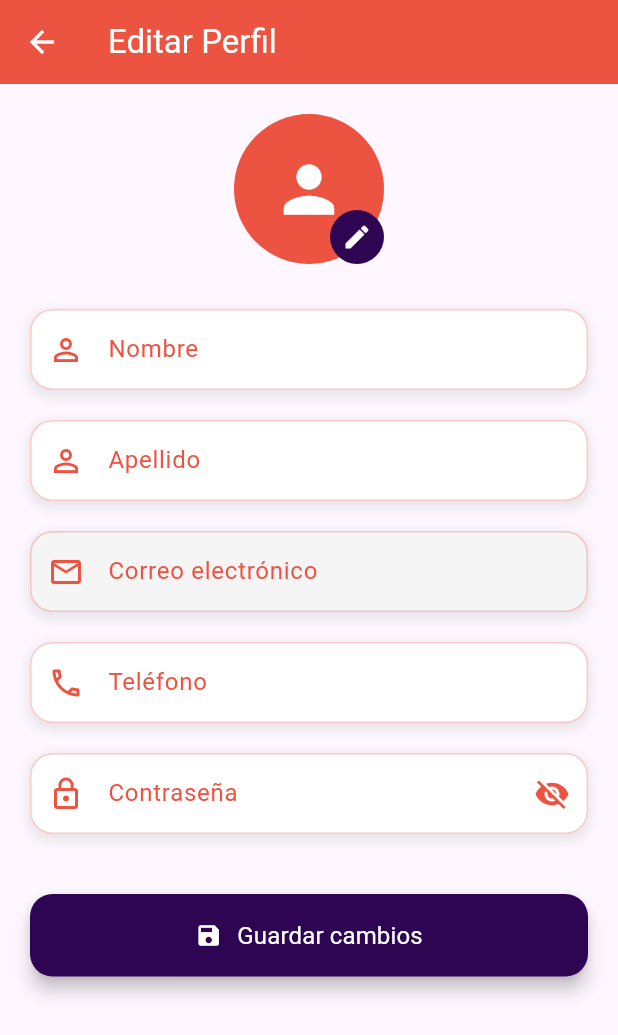
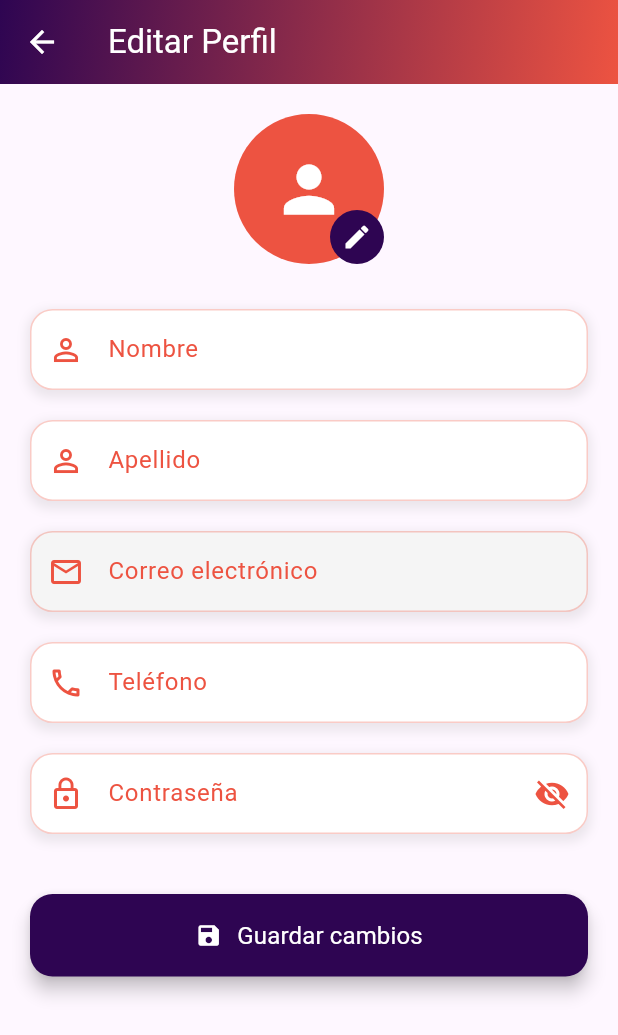
Before and after one commit to BIZAGoD/appclientemia, a Flutter app: the PantallaEdit screen opened directly with empty values, on a phone screen of 412 x 824 dp. Shown: the top 1035 px of the screen. Run offline on Flutter 3.47's test engine with Material 3 defaults, Android fonts, the phone set to English and light mode, and no system bars; our stand-ins replace image_picker, shared_preferences; accounts and stored records are empty.

Commit message:
Color actualizado de perfil

```diff
--- a/lib/Pantallas/Configuraciones/PantallaEdit.dart
+++ b/lib/Pantallas/Configuraciones/PantallaEdit.dart
@@ -163,6 +163,18 @@ class _PantallaEditState extends State<PantallaEdit> {
     return Scaffold(
       appBar: AppBar(
         iconTheme: const IconThemeData(color: Colors.white),
+         flexibleSpace: Container(
+          decoration: const BoxDecoration(
+            gradient: LinearGradient(
+              begin: Alignment.topLeft,
+              end: Alignment.bottomRight,
+              colors: [
+                Color.fromARGB(255, 46, 5, 82),
+                Color.fromARGB(255, 237, 83, 65),
+              ],
+            ),
+          ),
+        ),
         title: const Text('Editar Perfil',
           style: TextStyle(
             color: Colors.white,
--- a/lib/Rescates/PantallaRescates.dart
+++ b/lib/Rescates/PantallaRescates.dart
@@ -1,6 +1,8 @@
 import 'package:flutter/material.dart';
 
 class PantallaRescates extends StatefulWidget {
+  const PantallaRescates({super.key});
+
   @override
   _PantallaRescatesState createState() => _PantallaRescatesState();
 }
```
